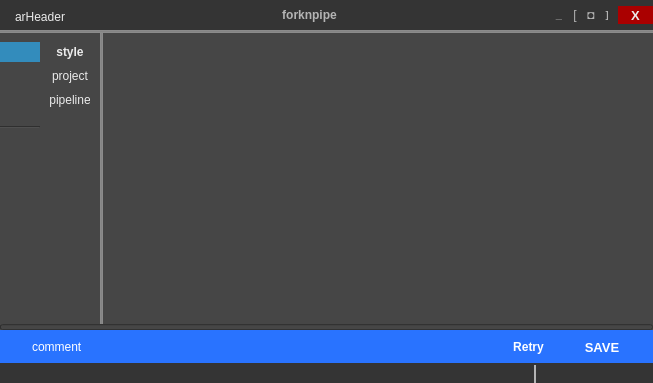
First picture: the form in software/utilities/ui/arHeader.ui, repository alexanderrichtertd/plex, before the edit.
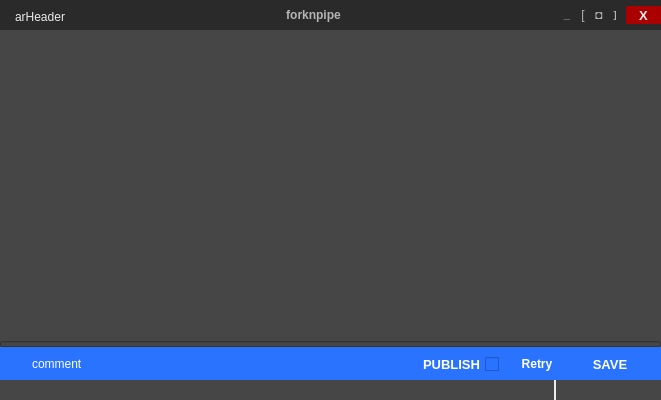
Second picture: the form after the edit. Icons and pictures are not drawn.

The edit to the form file:
```diff
--- a/software/utilities/ui/arHeader.ui
+++ b/software/utilities/ui/arHeader.ui
@@ -6,8 +6,8 @@
    <rect>
     <x>0</x>
     <y>0</y>
-    <width>653</width>
-    <height>383</height>
+    <width>661</width>
+    <height>400</height>
    </rect>
   </property>
   <property name="minimumSize">
@@ -72,7 +72,7 @@
       </size>
      </property>
      <property name="styleSheet">
-      <string notr="true">background-color: rgb(52, 52, 52);</string>
+      <string notr="true">background-color: rgb(42,42, 42);</string>
      </property>
      <layout class="QHBoxLayout" name="horizontalLayout_7">
       <property name="spacing">
@@ -330,402 +330,28 @@
     </widget>
    </item>
    <item>
-    <widget class="Line" name="line">
-     <property name="styleSheet">
-      <string notr="true">background-color: rgb(139, 139, 139);
-color: rgb(132, 132, 132);</string>
-     </property>
-     <property name="frameShadow">
-      <enum>QFrame::Plain</enum>
-     </property>
-     <property name="lineWidth">
-      <number>1</number>
-     </property>
-     <property name="orientation">
-      <enum>Qt::Horizontal</enum>
-     </property>
-    </widget>
-   </item>
-   <item>
-    <layout class="QHBoxLayout" name="horizontalLayout_6" stretch="0,1,0">
+    <layout class="QVBoxLayout" name="verticalLayout" stretch="0">
      <property name="spacing">
+      <number>2</number>
+     </property>
+     <property name="topMargin">
       <number>0</number>
      </property>
      <property name="rightMargin">
       <number>0</number>
      </property>
      <item>
-      <widget class="QWidget" name="wgMenu" native="true">
-       <property name="maximumSize">
-        <size>
-         <width>100</width>
-         <height>16777215</height>
-        </size>
-       </property>
-       <layout class="QHBoxLayout" name="horizontalLayout_8" stretch="0,0">
+      <widget class="QWidget" name="wgMain" native="true">
+       <layout class="QHBoxLayout" name="layMain">
         <property name="spacing">
-         <number>10</number>
-        </property>
-        <property name="sizeConstraint">
-         <enum>QLayout::SetDefaultConstraint</enum>
-        </property>
-        <property name="leftMargin">
          <number>0</number>
         </property>
-        <property name="rightMargin">
+        <property name="margin">
          <number>0</number>
         </property>
-        <item>
-         <layout class="QVBoxLayout" name="layMenu01">
-          <property name="spacing">
-           <number>8</number>
-          </property>
-          <property name="leftMargin">
-           <number>0</number>
-          </property>
-          <property name="rightMargin">
-           <number>0</number>
-          </property>
-          <item>
-           <widget class="QPushButton" name="btnMenu01_item01">
-            <property name="minimumSize">
-             <size>
-              <width>40</width>
-              <height>20</height>
-             </size>
-            </property>
-            <property name="maximumSize">
-             <size>
-              <width>16777215</width>
-              <height>16777215</height>
-             </size>
-            </property>
-            <property name="toolTip">
-             <string>settings</string>
-            </property>
-            <property name="layoutDirection">
-             <enum>Qt::LeftToRight</enum>
-            </property>
-            <property name="styleSheet">
-             <string notr="true">background-color: rgb(51, 140, 188);</string>
-            </property>
-            <property name="text">
-             <string/>
-            </property>
-            <property name="icon">
-             <iconset resource="../../../img/img.qrc">
-              <normaloff>:/btn/btn/btnWrite48.png</normaloff>:/btn/btn/btnWrite48.png</iconset>
-            </property>
-           </widget>
-          </item>
-          <item>
-           <widget class="QPushButton" name="btnMenu01_item02">
-            <property name="minimumSize">
-             <size>
-              <width>20</width>
-              <height>20</height>
-             </size>
-            </property>
-            <property name="maximumSize">
-             <size>
-              <width>16777215</width>
-              <height>16777215</height>
-             </size>
-            </property>
-            <property name="toolTip">
-             <string>path</string>
-            </property>
-            <property name="text">
-             <string/>
-            </property>
-            <property name="icon">
-             <iconset resource="../../../img/img.qrc">
-              <normaloff>:/btn/btn/btnArrowRight48.png</normaloff>:/btn/btn/btnArrowRight48.png</iconset>
-            </property>
-           </widget>
-          </item>
-          <item>
-           <widget class="QPushButton" name="btnMenu01_item03">
-            <property name="minimumSize">
-             <size>
-              <width>20</width>
-              <height>20</height>
-             </size>
-            </property>
-            <property name="maximumSize">
-             <size>
-              <width>16777215</width>
-              <height>16777215</height>
-             </size>
-            </property>
-            <property name="toolTip">
-             <string>pipeline</string>
-            </property>
-            <property name="text">
-             <string/>
-            </property>
-            <property name="icon">
-             <iconset resource="../../../img/img.qrc">
-              <normaloff>:/btn/btn/btnFile48.png</normaloff>:/btn/btn/btnFile48.png</iconset>
-            </property>
-           </widget>
-          </item>
-          <item>
-           <widget class="Line" name="btnMenu01_line01">
-            <property name="orientation">
-             <enum>Qt::Horizontal</enum>
-            </property>
-           </widget>
-          </item>
-          <item>
-           <widget class="QPushButton" name="btnMenu01_item04">
-            <property name="minimumSize">
-             <size>
-              <width>20</width>
-              <height>20</height>
-             </size>
-            </property>
-            <property name="maximumSize">
-             <size>
-              <width>16777215</width>
-              <height>16777215</height>
-             </size>
-            </property>
-            <property name="toolTip">
-             <string>log</string>
-            </property>
-            <property name="text">
-             <string/>
-            </property>
-            <property name="icon">
-             <iconset resource="../../../img/img.qrc">
-              <normaloff>:/btn/btn/btnLog48.png</normaloff>:/btn/btn/btnLog48.png</iconset>
-            </property>
-           </widget>
-          </item>
-          <item>
-           <widget class="QPushButton" name="btnMenu01_item05">
-            <property name="minimumSize">
-             <size>
-              <width>20</width>
-              <height>20</height>
-             </size>
-            </property>
-            <property name="maximumSize">
-             <size>
-              <width>16777215</width>
-              <height>16777215</height>
-             </size>
-            </property>
-            <property name="toolTip">
-             <string>report</string>
-            </property>
-            <property name="text">
-             <string/>
-            </property>
-            <property name="icon">
-             <iconset resource="../../../img/img.qrc">
-              <normaloff>:/btn/btn/btnInboxE48.png</normaloff>:/btn/btn/btnInboxE48.png</iconset>
-            </property>
-           </widget>
-          </item>
-          <item>
-           <widget class="QPushButton" name="btnMenu01_item06">
-            <property name="minimumSize">
-             <size>
-              <width>20</width>
-              <height>20</height>
-             </size>
-            </property>
-            <property name="maximumSize">
-             <size>
-              <width>16777215</width>
-              <height>16777215</height>
-             </size>
-            </property>
-            <property name="toolTip">
-             <string>user</string>
-            </property>
-            <property name="text">
-             <string/>
-            </property>
-            <property name="icon">
-             <iconset resource="../../../img/img.qrc">
-              <normaloff>:/user/user/default.png</normaloff>:/user/user/default.png</iconset>
-            </property>
-           </widget>
-          </item>
-          <item>
-           <spacer name="verticalSpacer_4">
-            <property name="orientation">
-             <enum>Qt::Vertical</enum>
-            </property>
-            <property name="sizeType">
-             <enum>QSizePolicy::Expanding</enum>
-            </property>
-            <property name="sizeHint" stdset="0">
-             <size>
-              <width>20</width>
-              <height>20</height>
-             </size>
-            </property>
-           </spacer>
-          </item>
-         </layout>
-        </item>
-        <item>
-         <widget class="QWidget" name="wgMenu02" native="true">
-          <property name="maximumSize">
-           <size>
-            <width>16555</width>
-            <height>16777215</height>
-           </size>
-          </property>
-          <layout class="QVBoxLayout" name="verticalLayout">
-           <property name="spacing">
-            <number>10</number>
-           </property>
-           <property name="leftMargin">
-            <number>0</number>
-           </property>
-           <property name="topMargin">
-            <number>3</number>
-           </property>
-           <property name="rightMargin">
-            <number>10</number>
-           </property>
-           <property name="bottomMargin">
-            <number>0</number>
-           </property>
-           <item>
-            <widget class="QPushButton" name="pushButton">
-             <property name="font">
-              <font>
-               <weight>75</weight>
-               <bold>true</bold>
-              </font>
-             </property>
-             <property name="text">
-              <string>style</string>
-             </property>
-            </widget>
-           </item>
-           <item>
-            <widget class="QPushButton" name="pushButton_2">
-             <property name="text">
-              <string>project</string>
-             </property>
-            </widget>
-           </item>
-           <item>
-            <widget class="QPushButton" name="pushButton_4">
-             <property name="text">
-              <string>pipeline</string>
-             </property>
-            </widget>
-           </item>
-           <item>
-            <spacer name="verticalSpacer_5">
-             <property name="orientation">
-              <enum>Qt::Vertical</enum>
-             </property>
-             <property name="sizeHint" stdset="0">
-              <size>
-               <width>20</width>
-               <height>40</height>
-              </size>
-             </property>
-            </spacer>
-           </item>
-          </layout>
-         </widget>
-        </item>
        </layout>
       </widget>
      </item>
-     <item>
-      <widget class="Line" name="line_3">
-       <property name="styleSheet">
-        <string notr="true">background-color: rgb(139, 139, 139);
-color: rgb(132, 132, 132);</string>
-       </property>
-       <property name="frameShadow">
-        <enum>QFrame::Plain</enum>
-       </property>
-       <property name="lineWidth">
-        <number>1</number>
-       </property>
-       <property name="orientation">
-        <enum>Qt::Vertical</enum>
-       </property>
-      </widget>
-     </item>
-     <item>
-      <layout class="QVBoxLayout" name="verticalLayout_3" stretch="1,0">
-       <property name="rightMargin">
-        <number>0</number>
-       </property>
-       <property name="bottomMargin">
-        <number>0</number>
-       </property>
-       <item>
-        <widget class="QWidget" name="wgMain" native="true">
-         <property name="minimumSize">
-          <size>
-           <width>50</width>
-           <height>50</height>
-          </size>
-         </property>
-         <layout class="QVBoxLayout" name="layMain">
-          <property name="leftMargin">
-           <number>0</number>
-          </property>
-          <property name="topMargin">
-           <number>8</number>
-          </property>
-          <property name="rightMargin">
-           <number>8</number>
-          </property>
-          <property name="bottomMargin">
-           <number>8</number>
-          </property>
-         </layout>
-        </widget>
-       </item>
-       <item>
-        <layout class="QHBoxLayout" name="horizontalLayout_3">
-         <property name="rightMargin">
-          <number>44</number>
-         </property>
-         <property name="bottomMargin">
-          <number>0</number>
-         </property>
-         <item>
-          <widget class="QLabel" name="lblArrowUp">
-           <property name="maximumSize">
-            <size>
-             <width>16777215</width>
-             <height>16777215</height>
-            </size>
-           </property>
-           <property name="layoutDirection">
-            <enum>Qt::LeftToRight</enum>
-           </property>
-           <property name="text">
-            <string/>
-           </property>
-           <property name="pixmap">
-            <pixmap resource="../../../img/img.qrc">:/lbl/lbl/lblArrowU18.png</pixmap>
-           </property>
-           <property name="alignment">
-            <set>Qt::AlignRight|Qt::AlignTrailing|Qt::AlignVCenter</set>
-           </property>
-          </widget>
-         </item>
-        </layout>
-       </item>
-      </layout>
-     </item>
     </layout>
    </item>
    <item>
@@ -743,6 +369,38 @@
       <property name="margin">
        <number>0</number>
       </property>
+      <item>
+       <layout class="QHBoxLayout" name="horizontalLayout_3">
+        <property name="rightMargin">
+         <number>44</number>
+        </property>
+        <property name="bottomMargin">
+         <number>0</number>
+        </property>
+        <item>
+         <widget class="QLabel" name="lblArrowUp">
+          <property name="maximumSize">
+           <size>
+            <width>16777215</width>
+            <height>20</height>
+           </size>
+          </property>
+          <property name="layoutDirection">
+           <enum>Qt::LeftToRight</enum>
+          </property>
+          <property name="text">
+           <string/>
+          </property>
+          <property name="pixmap">
+           <pixmap resource="../../../img/img.qrc">:/lbl/lbl/lblArrowU18.png</pixmap>
+          </property>
+          <property name="alignment">
+           <set>Qt::AlignRight|Qt::AlignTrailing|Qt::AlignVCenter</set>
+          </property>
+         </widget>
+        </item>
+       </layout>
+      </item>
       <item>
        <widget class="QProgressBar" name="prbStatus">
         <property name="maximumSize">
@@ -861,8 +519,31 @@
              </property>
             </spacer>
            </item>
+           <item>
+            <widget class="QCheckBox" name="cbxAdd">
+             <property name="font">
+              <font>
+               <pointsize>10</pointsize>
+               <weight>75</weight>
+               <bold>true</bold>
+              </font>
+             </property>
+             <property name="layoutDirection">
+              <enum>Qt::RightToLeft</enum>
+             </property>
+             <property name="text">
+              <string>PUBLISH</string>
+             </property>
+            </widget>
+           </item>
            <item>
             <widget class="QPushButton" name="btnCancel">
+             <property name="minimumSize">
+              <size>
+               <width>60</width>
+               <height>0</height>
+              </size>
+             </property>
              <property name="maximumSize">
               <size>
                <width>10000</width>
@@ -895,22 +576,6 @@
              </property>
             </widget>
            </item>
-           <item>
-            <spacer name="horizontalSpacer_11">
-             <property name="orientation">
-              <enum>Qt::Horizontal</enum>
-             </property>
-             <property name="sizeType">
-              <enum>QSizePolicy::Fixed</enum>
-             </property>
-             <property name="sizeHint" stdset="0">
-              <size>
-               <width>15</width>
-               <height>20</height>
-              </size>
-             </property>
-            </spacer>
-           </item>
            <item>
             <widget class="QPushButton" name="btnAccept">
              <property name="enabled">
@@ -986,13 +651,9 @@
      <property name="maximumSize">
       <size>
        <width>16777215</width>
-       <height>162323</height>
+       <height>20</height>
       </size>
      </property>
-     <property name="styleSheet">
-      <string notr="true">background-color: rgb(52, 52, 52);
-color: rgb(180, 180, 180);</string>
-     </property>
      <layout class="QHBoxLayout" name="horizontalLayout_5">
       <property name="spacing">
        <number>14</number>
@@ -1001,7 +662,7 @@
        <number>14</number>
       </property>
       <property name="topMargin">
-       <number>2</number>
+       <number>0</number>
       </property>
       <property name="rightMargin">
        <number>14</number>
@@ -1010,58 +671,69 @@
        <number>0</number>
       </property>
       <item>
-       <layout class="QHBoxLayout" name="horizontalLayout">
-        <property name="rightMargin">
-         <number>0</number>
+       <widget class="QLineEdit" name="edtPath">
+        <property name="sizePolicy">
+         <sizepolicy hsizetype="Preferred" vsizetype="Preferred">
+          <horstretch>0</horstretch>
+          <verstretch>0</verstretch>
+         </sizepolicy>
         </property>
-        <item>
-         <widget class="QLineEdit" name="edtSearch">
-          <property name="font">
-           <font>
-            <pointsize>7</pointsize>
-           </font>
-          </property>
-          <property name="text">
-           <string/>
-          </property>
-          <property name="frame">
-           <bool>false</bool>
-          </property>
-          <property name="alignment">
-           <set>Qt::AlignLeading|Qt::AlignLeft|Qt::AlignTop</set>
-          </property>
-          <property name="readOnly">
-           <bool>true</bool>
-          </property>
-          <property name="placeholderText">
-           <string/>
-          </property>
-         </widget>
-        </item>
-        <item>
-         <widget class="QPushButton" name="btnOpenFolder">
-          <property name="minimumSize">
-           <size>
-            <width>16</width>
-            <height>16</height>
-           </size>
-          </property>
-          <property name="text">
-           <string/>
-          </property>
-          <property name="icon">
-           <iconset resource="../../../img/img.qrc">
-            <normaloff>:/btn/btn/btnFolder48.png</normaloff>:/btn/btn/btnFolder48.png</iconset>
-          </property>
-          <property name="iconSize">
-           <size>
-            <width>14</width>
-            <height>14</height>
-           </size>
-          </property>
-         </widget>
-        </item>
-       </layout>
+        <property name="font">
+         <font>
+          <pointsize>7</pointsize>
+         </font>
+        </property>
+        <property name="text">
+         <string/>
+        </property>
+        <property name="frame">
+         <bool>false</bool>
+        </property>
+        <property name="alignment">
+         <set>Qt::AlignLeading|Qt::AlignLeft|Qt::AlignVCenter</set>
+        </property>
+        <property name="readOnly">
+         <bool>true</bool>
+        </property>
+        <property name="placeholderText">
+         <string/>
+        </property>
+       </widget>
+      </item>
+      <item>
+       <widget class="QPushButton" name="btnOpenFolder">
+        <property name="enabled">
+         <bool>false</bool>
+        </property>
+        <property name="minimumSize">
+         <size>
+          <width>0</width>
+          <height>0</height>
+         </size>
+        </property>
+        <property name="maximumSize">
+         <size>
+          <width>16</width>
+          <height>16</height>
+         </size>
+        </property>
+        <property name="toolTip">
+         <string>Open Folder</string>
+        </property>
+        <property name="text">
+         <string/>
+        </property>
+        <property name="icon">
+         <iconset resource="../../../img/img.qrc">
+          <normaloff>:/btn/btn/btnFolder48.png</normaloff>:/btn/btn/btnFolder48.png</iconset>
+        </property>
+        <property name="iconSize">
+         <size>
+          <width>12</width>
+          <height>12</height>
+         </size>
+        </property>
+       </widget>
       </item>
       <item>
        <widget class="Line" name="line_4">
@@ -1078,6 +750,15 @@
       </item>
       <item>
        <widget class="QPushButton" name="btnUser">
+        <property name="maximumSize">
+         <size>
+          <width>16</width>
+          <height>16</height>
+         </size>
+        </property>
+        <property name="toolTip">
+         <string/>
+        </property>
         <property name="text">
          <string/>
         </property>
@@ -1087,8 +768,8 @@
         </property>
         <property name="iconSize">
          <size>
-          <width>14</width>
-          <height>14</height>
+          <width>12</width>
+          <height>12</height>
          </size>
         </property>
        </widget>
@@ -1097,8 +778,8 @@
        <widget class="QPushButton" name="btnReport">
         <property name="maximumSize">
          <size>
-          <width>14</width>
-          <height>18</height>
+          <width>16</width>
+          <height>16</height>
          </size>
         </property>
         <property name="toolTip">
@@ -1113,8 +794,8 @@
         </property>
         <property name="iconSize">
          <size>
-          <width>15</width>
-          <height>15</height>
+          <width>12</width>
+          <height>12</height>
          </size>
         </property>
         <property name="flat">
@@ -1126,8 +807,8 @@
        <widget class="QPushButton" name="btnHelp">
         <property name="maximumSize">
          <size>
-          <width>14</width>
-          <height>18</height>
+          <width>16</width>
+          <height>16</height>
          </size>
         </property>
         <property name="toolTip">
@@ -1142,8 +823,8 @@
         </property>
         <property name="iconSize">
          <size>
-          <width>15</width>
-          <height>15</height>
+          <width>12</width>
+          <height>12</height>
          </size>
         </property>
         <property name="flat">
```
Left out of the diff: 9 changed lines with no effect on the pictures.
